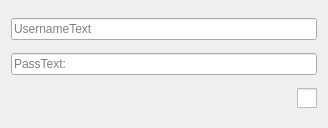
Qt form Components/loginform.ui (saeedsamimi/InLink) before a commit.
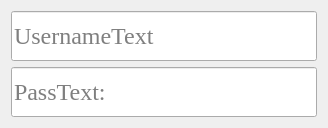
The same form after that commit. Icons and pictures are not drawn.

Diff of the .ui file:
```diff
--- a/Components/loginform.ui
+++ b/Components/loginform.ui
@@ -25,6 +25,19 @@
    </property>
    <item>
     <widget class="QLineEdit" name="userNameEdit">
+     <property name="minimumSize">
+      <size>
+       <width>0</width>
+       <height>50</height>
+      </size>
+     </property>
+     <property name="font">
+      <font>
+       <family>Times New Roman</family>
+       <pointsize>18</pointsize>
+       <bold>false</bold>
+      </font>
+     </property>
      <property name="inputMethodHints">
       <set>Qt::ImhNone</set>
      </property>
@@ -44,6 +57,18 @@
    </item>
    <item>
     <widget class="QLineEdit" name="passwordEdit">
+     <property name="minimumSize">
+      <size>
+       <width>0</width>
+       <height>50</height>
+      </size>
+     </property>
+     <property name="font">
+      <font>
+       <family>Times New Roman</family>
+       <pointsize>18</pointsize>
+      </font>
+     </property>
      <property name="maxLength">
       <number>16</number>
      </property>
@@ -55,31 +80,6 @@
      </property>
     </widget>
    </item>
-   <item>
-    <widget class="QCheckBox" name="PasswordVisibility">
-     <property name="layoutDirection">
-      <enum>Qt::RightToLeft</enum>
-     </property>
-     <property name="styleSheet">
-      <string notr="true">QCheckBox{
-	color: black;
-}
-QCheckBox::indicator{
-	width: 20px;
-	height: 20px;
-}
-QCheckBox::indicator:unchecked{
-	image: url(&quot;:/eye.png&quot;);
-}
-QCheckBox::indicator:checked{
-	image: url(&quot;:/hide.png&quot;);
-}</string>
-     </property>
-     <property name="text">
-      <string/>
-     </property>
-    </widget>
-   </item>
   </layout>
  </widget>
  <resources/>
```
